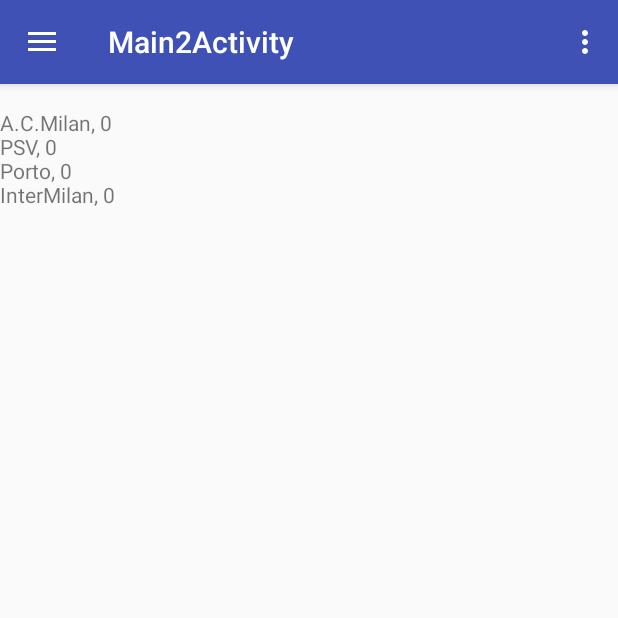
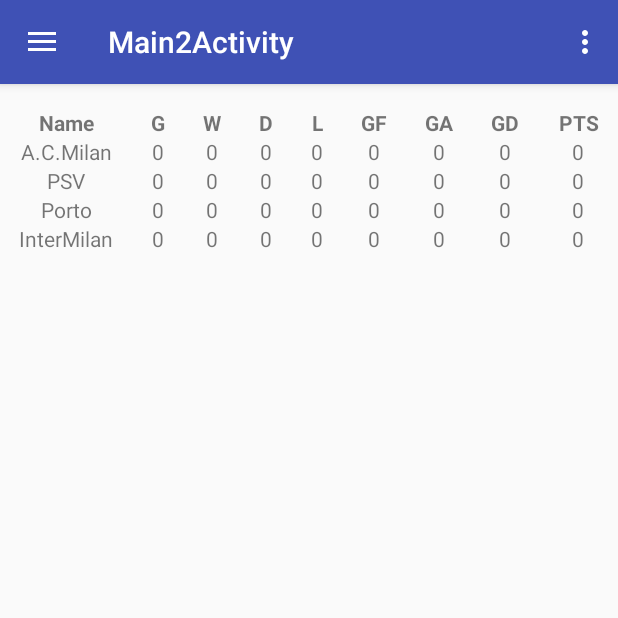
Before and after one commit to adicomdotir/AndroidSimpleManagerGame, an Android app: the MainActivity screen opened directly, with no data from a screen before it, in the side drawer, after a tap on "League", on a phone screen of 412 x 824 dp, the top half of it. Run offline under Robolectric (Android 15) with nearby library versions, the phone set to English and light mode, and no system bars; 2 statements that could not run were skipped.

Commit message:
Add schedule draw

```diff
--- a/app/src/main/java/ir/adicom/app/soccermanagerapp/RegisterActivity.java
+++ b/app/src/main/java/ir/adicom/app/soccermanagerapp/RegisterActivity.java
@@ -60,6 +60,7 @@ public class RegisterActivity extends AppCompatActivity {
                     Toast.makeText(RegisterActivity.this, "Please select a team!!", Toast.LENGTH_SHORT).show();
                 } else {
                     LocalData.create(mSelectedTeam);
+                    LocalData.drawSchedule();
                     startActivity(new Intent(RegisterActivity.this, MainActivity.class));
                 }
             }
--- a/app/src/main/java/ir/adicom/app/soccermanagerapp/data/LocalData.java
+++ b/app/src/main/java/ir/adicom/app/soccermanagerapp/data/LocalData.java
@@ -1,6 +1,6 @@
 package ir.adicom.app.soccermanagerapp.data;
 
-import ir.adicom.app.soccermanagerapp.model.Matches;
+import ir.adicom.app.soccermanagerapp.model.Match;
 import ir.adicom.app.soccermanagerapp.model.Player;
 import ir.adicom.app.soccermanagerapp.model.Team;
 
@@ -13,7 +13,7 @@ public class LocalData {
     public static final int PLAYER_SIZE = 10;
     public static Team[] teams = new Team[SIZE];
     public static Player[] players = new Player[SIZE * PLAYER_SIZE];
-    public static final Matches[] MATCHES = new Matches[SIZE * 2 - 2];
+    public static final Match[] MATCHES = new Match[SIZE * (SIZE - 1)];
 
 
     public static void create(String team) {
@@ -42,4 +42,38 @@ public class LocalData {
             }
         }
     }
+
+    public static void drawSchedule() {
+        int[] schedule = new int[SIZE];
+        for (int i = 0; i < schedule.length; i++) {
+            schedule[i] = i;
+        }
+        for (int i = 0; i < LocalData.SIZE * 2 - 2; i++) {
+            for (int j = 0; j < LocalData.SIZE / 2; j++) {
+                MATCHES[(i * (LocalData.SIZE / 2)) + j] = new Match();
+                MATCHES[(i * (LocalData.SIZE / 2)) + j].setId((i * (LocalData.SIZE / 2)) + j + 1);
+                MATCHES[(i * (LocalData.SIZE / 2)) + j].setWeekId(i + 1);
+                MATCHES[(i * (LocalData.SIZE / 2)) + j].setGoalTeamHome(-1);
+                MATCHES[(i * (LocalData.SIZE / 2)) + j].setGoalTeamAway(-1);
+                if (i < LocalData.SIZE - 1) {
+                    MATCHES[(i * (LocalData.SIZE / 2)) + j].setTeamAway(schedule[LocalData.SIZE - 1 - j]);
+                    MATCHES[(i * (LocalData.SIZE / 2)) + j].setTeamHome(schedule[j]);
+                } else {
+                    MATCHES[(i * (LocalData.SIZE / 2)) + j].setTeamHome(schedule[LocalData.SIZE - 1 - j]);
+                    MATCHES[(i * (LocalData.SIZE / 2)) + j].setTeamAway(schedule[j]);
+                }
+            }
+            int temp = -1;
+            for (int k = 1; k < schedule.length; k++) {
+                if (k == 1) {
+                    temp = schedule[k];
+                    schedule[k] = schedule[schedule.length - 1];
+                } else {
+                    int t = schedule[k];
+                    schedule[k] = temp;
+                    temp = t;
+                }
+            }
+        }
+    }
 }
--- a/app/src/main/java/ir/adicom/app/soccermanagerapp/model/Matches.java
+++ b/app/src/main/java/ir/adicom/app/soccermanagerapp/model/Match.java
@@ -4,7 +4,7 @@ package ir.adicom.app.soccermanagerapp.model;
  * Created by adicom on 4/20/18.
  */
 
-public class Matches {
+public class Match {
     private int id;
     private int teamHome;
     private int teamAway;
@@ -12,9 +12,9 @@ public class Matches {
     private int goalTeamAway;
     private int weekId;
 
-    public Matches() {}
+    public Match() {}
 
-    public Matches(int goalTeamAway, int goalTeamHome, int id, int teamAway, int teamHome, int weekId) {
+    public Match(int goalTeamAway, int goalTeamHome, int id, int teamAway, int teamHome, int weekId) {
         this.goalTeamAway = goalTeamAway;
         this.goalTeamHome = goalTeamHome;
         this.id = id;
--- a/app/src/main/java/ir/adicom/app/soccermanagerapp/model/Team.java
+++ b/app/src/main/java/ir/adicom/app/soccermanagerapp/model/Team.java
@@ -9,6 +9,14 @@ public class Team {
     private String name;
     private String nickname;
     private int overral;
+    private int teamId;
+    private int game;
+    private int win;
+    private int lose;
+    private int draw;
+    private int gf;
+    private int ga;
+    private int pts;
 
     public Team() {}
 
@@ -50,4 +58,68 @@ public class Team {
     public void setOverral(int overral) {
         this.overral = overral;
     }
+
+    public int getDraw() {
+        return draw;
+    }
+
+    public void setDraw(int draw) {
+        this.draw = draw;
+    }
+
+    public int getGa() {
+        return ga;
+    }
+
+    public void setGa(int ga) {
+        this.ga = ga;
+    }
+
+    public int getGame() {
+        return game;
+    }
+
+    public void setGame(int game) {
+        this.game = game;
+    }
+
+    public int getGf() {
+        return gf;
+    }
+
+    public void setGf(int gf) {
+        this.gf = gf;
+    }
+
+    public int getLose() {
+        return lose;
+    }
+
+    public void setLose(int lose) {
+        this.lose = lose;
+    }
+
+    public int getPts() {
+        return pts;
+    }
+
+    public void setPts(int pts) {
+        this.pts = pts;
+    }
+
+    public int getTeamId() {
+        return teamId;
+    }
+
+    public void setTeamId(int teamId) {
+        this.teamId = teamId;
+    }
+
+    public int getWin() {
+        return win;
+    }
+
+    public void setWin(int win) {
+        this.win = win;
+    }
 }
--- a/app/src/main/java/ir/adicom/app/soccermanagerapp/views/LeagueFragment.java
+++ b/app/src/main/java/ir/adicom/app/soccermanagerapp/views/LeagueFragment.java
@@ -4,9 +4,12 @@ package ir.adicom.app.soccermanagerapp.views;
 import android.os.Bundle;
 import android.support.annotation.Nullable;
 import android.support.v4.app.Fragment;
+import android.view.Gravity;
 import android.view.LayoutInflater;
 import android.view.View;
 import android.view.ViewGroup;
+import android.widget.TableLayout;
+import android.widget.TableRow;
 import android.widget.TextView;
 
 import ir.adicom.app.soccermanagerapp.R;
@@ -39,7 +42,67 @@ public class LeagueFragment extends Fragment {
         for (Team team : LocalData.teams) {
             sb.append(team.getName() + ", " + team.getOverral() + "\n");
         }
-        TextView tvTest = (TextView) view.findViewById(R.id.tv_test);
-        tvTest.setText(sb.toString());
+
+        TableLayout tableLayout = (TableLayout) view.findViewById(R.id.table);
+        for (int i = 0; i < LocalData.SIZE; i++) {
+            TableRow row = new TableRow(view.getContext());
+
+            TextView tv = new TextView(view.getContext());
+            tv.setGravity(Gravity.CENTER);
+            tv.setLayoutParams(new TableRow.LayoutParams(TableRow.LayoutParams.WRAP_CONTENT, TableRow.LayoutParams.WRAP_CONTENT, 1f));
+            tv.setText(LocalData.teams[i].getName());
+            row.addView(tv);
+
+            tv = new TextView(view.getContext());
+            tv.setGravity(Gravity.CENTER);
+            tv.setLayoutParams(new TableRow.LayoutParams(TableRow.LayoutParams.WRAP_CONTENT, TableRow.LayoutParams.WRAP_CONTENT, 1f));
+            tv.setText("" + LocalData.teams[i].getGame());
+            row.addView(tv);
+
+            tv = new TextView(view.getContext());
+            tv.setGravity(Gravity.CENTER);
+            tv.setLayoutParams(new TableRow.LayoutParams(TableRow.LayoutParams.WRAP_CONTENT, TableRow.LayoutParams.WRAP_CONTENT, 1f));
+            tv.setText("" + LocalData.teams[i].getWin());
+            row.addView(tv);
+
+            tv = new TextView(view.getContext());
+            tv.setGravity(Gravity.CENTER);
+            tv.setLayoutParams(new TableRow.LayoutParams(TableRow.LayoutParams.WRAP_CONTENT, TableRow.LayoutParams.WRAP_CONTENT, 1f));
+            tv.setText("" + LocalData.teams[i].getDraw());
+            row.addView(tv);
+
+            tv = new TextView(view.getContext());
+            tv.setGravity(Gravity.CENTER);
+            tv.setLayoutParams(new TableRow.LayoutParams(TableRow.LayoutParams.WRAP_CONTENT, TableRow.LayoutParams.WRAP_CONTENT, 1f));
+            tv.setText("" + LocalData.teams[i].getLose());
+            row.addView(tv);
+
+            tv = new TextView(view.getContext());
+            tv.setGravity(Gravity.CENTER);
+            tv.setLayoutParams(new TableRow.LayoutParams(TableRow.LayoutParams.WRAP_CONTENT, TableRow.LayoutParams.WRAP_CONTENT, 1f));
+            tv.setText("" + LocalData.teams[i].getGf());
+            row.addView(tv);
+
+            tv = new TextView(view.getContext());
+            tv.setGravity(Gravity.CENTER);
+            tv.setLayoutParams(new TableRow.LayoutParams(TableRow.LayoutParams.WRAP_CONTENT, TableRow.LayoutParams.WRAP_CONTENT, 1f));
+            tv.setText("" + LocalData.teams[i].getGa());
+            row.addView(tv);
+
+            tv = new TextView(view.getContext());
+            tv.setGravity(Gravity.CENTER);
+            tv.setLayoutParams(new TableRow.LayoutParams(TableRow.LayoutParams.WRAP_CONTENT, TableRow.LayoutParams.WRAP_CONTENT, 1f));
+            tv.setText("" + (LocalData.teams[i].getGf() - LocalData.teams[i].getGa()));
+            row.addView(tv);
+
+            tv = new TextView(view.getContext());
+            tv.setGravity(Gravity.CENTER);
+            tv.setLayoutParams(new TableRow.LayoutParams(TableRow.LayoutParams.WRAP_CONTENT, TableRow.LayoutParams.WRAP_CONTENT, 1f));
+            tv.setText("" + LocalData.teams[i].getPts());
+            row.addView(tv);
+
+            tableLayout.addView(row);
+        }
+
     }
 }
--- a/app/src/main/res/layout/fragment_league.xml
+++ b/app/src/main/res/layout/fragment_league.xml
@@ -4,10 +4,78 @@
     android:layout_height="match_parent"
     tools:context="ir.adicom.app.soccermanagerapp.views.LeagueFragment">
 
-    <TextView
-        android:id="@+id/tv_test"
+    <TableLayout
+        android:id="@+id/table"
         android:layout_width="match_parent"
-        android:layout_height="match_parent"
-        android:text="@string/hello_blank_fragment" />
+        android:layout_height="match_parent">
+
+        <TableRow
+            android:layout_width="match_parent"
+            android:layout_height="match_parent">
+            <TextView
+                android:text="Name"
+                android:layout_width="match_parent"
+                android:layout_height="wrap_content"
+                android:gravity="center"
+                android:layout_weight="1"
+                android:textStyle="normal|bold" />
+            <TextView
+                android:text="G"
+                android:layout_width="match_parent"
+                android:layout_height="match_parent"
+                android:gravity="center"
+                android:layout_weight="1"
+                android:textStyle="normal|bold" />
+            <TextView
+                android:text="W"
+                android:layout_width="match_parent"
+                android:layout_height="match_parent"
+                android:gravity="center"
+                android:layout_weight="1"
+                android:textStyle="normal|bold" />
+            <TextView
+                android:text="D"
+                android:layout_width="match_parent"
+                android:layout_height="match_parent"
+                android:gravity="center"
+                android:layout_weight="1"
+                android:textStyle="normal|bold" />
+            <TextView
+                android:text="L"
+                android:layout_width="match_parent"
+                android:layout_height="match_parent"
+                android:gravity="center"
+                android:layout_weight="1"
+                android:textStyle="normal|bold" />
+            <TextView
+                android:text="GF"
+                android:layout_width="match_parent"
+                android:layout_height="match_parent"
+                android:gravity="center"
+                android:layout_weight="1"
+                android:textStyle="normal|bold" />
+            <TextView
+                android:text="GA"
+                android:layout_width="match_parent"
+                android:layout_height="match_parent"
+                android:gravity="center"
+                android:layout_weight="1"
+                android:textStyle="normal|bold" />
+            <TextView
+                android:text="GD"
+                android:layout_width="match_parent"
+                android:layout_height="match_parent"
+                android:gravity="center"
+                android:layout_weight="1"
+                android:textStyle="normal|bold" />
+            <TextView
+                android:text="PTS"
+                android:layout_width="match_parent"
+                android:layout_height="match_parent"
+                android:gravity="center"
+                android:layout_weight="1"
+                android:textStyle="normal|bold" />
+        </TableRow>
+    </TableLayout>
 
 </FrameLayout>
```
